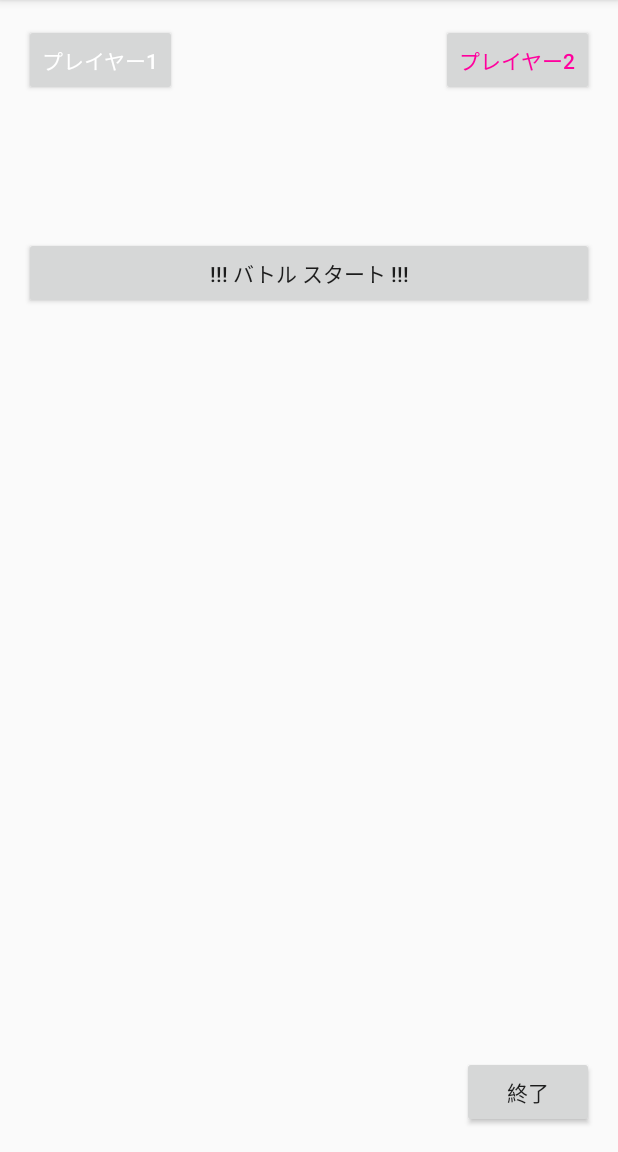
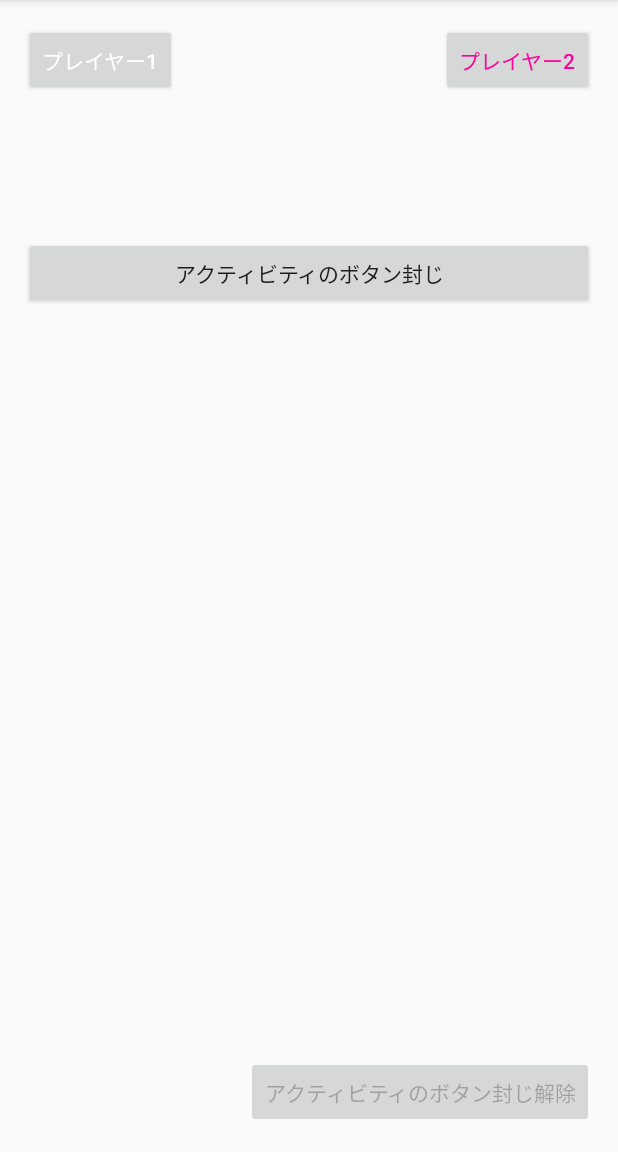
Before and after one commit to TakahiroYamamoto/Muscle, an Android app: the screen it shows after launch (MainActivity), in the options menu, after a tap on "Settings", on a phone screen of 412 x 824 dp, the part 84-1236 px from its top. Run offline under Robolectric (Android 15) with nearby library versions, the phone set to English and light mode, and no system bars.

Commit message:
update activity
#8 add ON/OFF button on activity

```diff
--- a/KinTraining/app/src/main/java/com/yakiniku/kintraining/MainActivity.java
+++ b/KinTraining/app/src/main/java/com/yakiniku/kintraining/MainActivity.java
@@ -21,12 +21,17 @@ public class MainActivity extends ActionBarActivity implements View.OnClickListe
         this.manager = new AccManager((SensorManager)getSystemService(SENSOR_SERVICE));
 
         // プレイヤー情報をマネージャーから取得
-        player = this.manager.getPlayer();
+        this.player = this.manager.getPlayer();
         changeButtonColor(player);
 
         // リスナー登録
         findViewById(R.id.buttonPlayer1).setOnClickListener(this);
         findViewById(R.id.buttonPlayer2).setOnClickListener(this);
+        findViewById(R.id.buttonStartButtle).setOnClickListener(this);
+        findViewById(R.id.buttonEnd).setOnClickListener(this);
+
+        // 全ボタン状態初期化
+        enableButtons();
     }
 
     @Override
@@ -64,6 +69,14 @@ public class MainActivity extends ActionBarActivity implements View.OnClickListe
                 manager.setPlayer(AccManager.PLAYERS.P2);
                 changeButtonColor(manager.getPlayer());
                 break;
+            case R.id.buttonStartButtle:
+                // 停止ボタン以外無効化
+                disableButtons();
+                break;
+            case R.id.buttonEnd:
+                // 停止ボタンだけ無効化
+                enableButtons();
+                break;
         }
     }
 
@@ -84,6 +97,22 @@ public class MainActivity extends ActionBarActivity implements View.OnClickListe
         }
     }
 
+    private void disableButtons(){
+        findViewById(R.id.buttonPlayer1).setEnabled(false);
+        findViewById(R.id.buttonPlayer2).setEnabled(false);
+        findViewById(R.id.buttonStartButtle).setEnabled(false);
+        // 停止ボタン以外無効化
+        findViewById(R.id.buttonEnd).setEnabled(true);
+    }
+
+    private void enableButtons(){
+        findViewById(R.id.buttonPlayer1).setEnabled(true);
+        findViewById(R.id.buttonPlayer2).setEnabled(true);
+        findViewById(R.id.buttonStartButtle).setEnabled(true);
+        // 停止ボタンだけ無効化
+        findViewById(R.id.buttonEnd).setEnabled(false);
+    }
+
     /**
      * 加速度マネージャ
      */
--- a/KinTraining/app/src/main/res/layout/activity_main.xml
+++ b/KinTraining/app/src/main/res/layout/activity_main.xml
@@ -30,7 +30,7 @@
     <Button
         android:layout_width="wrap_content"
         android:layout_height="wrap_content"
-        android:text="!!! バトル スタート !!!"
+        android:text="アクティビティのボタン封じ"
         android:id="@+id/buttonStartButtle"
         android:layout_marginTop="94dp"
         android:layout_below="@+id/buttonPlayer1"
@@ -42,7 +42,7 @@
     <Button
         android:layout_width="wrap_content"
         android:layout_height="wrap_content"
-        android:text="終了"
+        android:text="アクティビティのボタン封じ解除"
         android:id="@+id/buttonEnd"
         android:layout_alignParentBottom="true"
         android:layout_alignParentRight="true"
```
